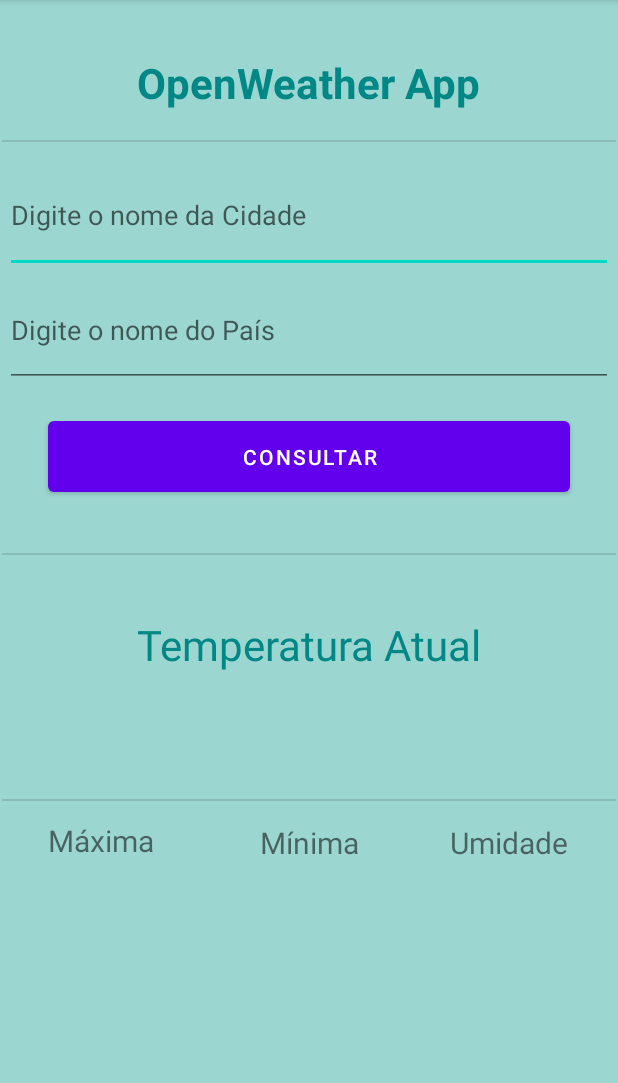
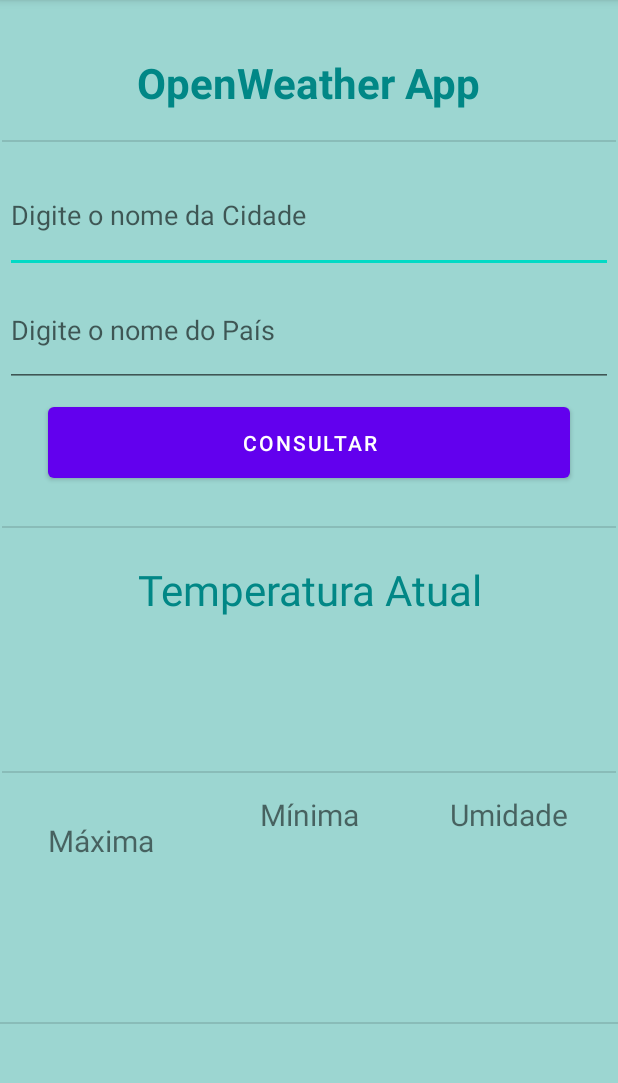
Before and after one commit to luisferraz/AppOpenWeather, an Android app: the screen it shows after launch (MainActivity), on a phone screen of 412 x 824 dp, the part 84-1167 px from its top. Run offline under Robolectric (Android 15) with nearby library versions, the phone set to English and light mode, and no system bars.

Commit message:
Final commit

```diff
--- a/app/src/main/java/br/ufpr/tads/luis/appopenweather/apiweather/RetrofitConfig.java
+++ b/app/src/main/java/br/ufpr/tads/luis/appopenweather/apiweather/RetrofitConfig.java
@@ -5,7 +5,7 @@ import retrofit2.converter.gson.GsonConverterFactory;
 
 public class RetrofitConfig {
     private final Retrofit retrofit;
-    private final String baseURL = "https://api.openweathermap.org/data/2.5/weather/";
+    private final String baseURL = "https://api.openweathermap.org/data/2.5/";
 
     public RetrofitConfig() {
         this.retrofit = new Retrofit.Builder().baseUrl(baseURL).addConverterFactory(GsonConverterFactory.create()).build();
--- a/app/src/main/java/br/ufpr/tads/luis/appopenweather/apiweather/WeatherService.java
+++ b/app/src/main/java/br/ufpr/tads/luis/appopenweather/apiweather/WeatherService.java
@@ -4,10 +4,12 @@ import br.ufpr.tads.luis.appopenweather.model.Weather;
 import retrofit2.Call;
 import retrofit2.http.GET;
 import retrofit2.http.Path;
+import retrofit2.http.Query;
 
 public interface WeatherService {
 
-    @GET("q={cidade},{pais}&appid=720fcb1a8ea100d9aed065dd6715bbca")
-    Call<Weather> getWeather(@Path("cidade") String cidade, @Path("pais") String pais);
+    @GET("weather?appid=720fcb1a8ea100d9aed065dd6715bbca&units=metric")
+    Call<Weather> getWeather(@Query("q") String query);
+//            @Path("cidade") String cidade, @Path("pais") String pais);
 
 }
--- a/app/src/main/res/layout/activity_main.xml
+++ b/app/src/main/res/layout/activity_main.xml
@@ -11,10 +11,10 @@
         android:id="@+id/textViewUmidade"
         android:layout_width="wrap_content"
         android:layout_height="wrap_content"
-        android:layout_marginStart="23dp"
-        android:layout_marginTop="19dp"
+        android:layout_marginTop="16dp"
+        android:layout_marginEnd="50dp"
         android:textSize="18sp"
-        app:layout_constraintStart_toStartOf="@+id/textView6"
+        app:layout_constraintEnd_toEndOf="parent"
         app:layout_constraintTop_toBottomOf="@+id/textView6" />
 
     <TextView
@@ -41,6 +41,7 @@
         android:ems="10"
         android:hint="Digite o nome da Cidade"
         android:inputType="textPersonName"
+        android:selectAllOnFocus="true"
         app:layout_constraintBottom_toTopOf="@+id/editTextPais"
         app:layout_constraintEnd_toEndOf="parent"
         app:layout_constraintStart_toStartOf="parent"
@@ -56,6 +57,7 @@
         android:ems="10"
         android:hint="Digite o nome do País"
         android:inputType="textPersonName"
+        android:selectAllOnFocus="false"
         app:layout_constraintBottom_toBottomOf="parent"
         app:layout_constraintEnd_toEndOf="parent"
         app:layout_constraintStart_toStartOf="parent"
@@ -70,6 +72,7 @@
         android:layout_marginEnd="32dp"
         android:layout_marginBottom="181dp"
         android:onClick="getWeatherData"
+        android:selectAllOnFocus="false"
         android:text="Consultar"
         app:layout_constraintBottom_toBottomOf="@+id/divider6"
         app:layout_constraintEnd_toEndOf="parent"
@@ -97,9 +100,7 @@
         android:layout_marginStart="1dp"
         android:layout_marginTop="85dp"
         android:layout_marginEnd="1dp"
-        android:layout_marginBottom="86dp"
         android:background="?android:attr/listDivider"
-        app:layout_constraintBottom_toTopOf="@+id/textViewTempAtual"
         app:layout_constraintEnd_toEndOf="parent"
         app:layout_constraintStart_toStartOf="parent"
         app:layout_constraintTop_toTopOf="@+id/buttonPesquisar" />
@@ -108,24 +109,26 @@
         android:id="@+id/textView2"
         android:layout_width="wrap_content"
         android:layout_height="wrap_content"
-        android:layout_marginBottom="98dp"
+        android:layout_marginTop="374dp"
         android:text="Temperatura Atual"
+        android:textAlignment="center"
         android:textColor="@color/teal_700"
         android:textSize="28sp"
-        app:layout_constraintBottom_toTopOf="@+id/textView4"
         app:layout_constraintEnd_toEndOf="parent"
-        app:layout_constraintStart_toStartOf="parent" />
+        app:layout_constraintStart_toStartOf="parent"
+        app:layout_constraintTop_toTopOf="parent" />
 
     <TextView
         android:id="@+id/textViewTempAtual"
         android:layout_width="wrap_content"
         android:layout_height="wrap_content"
-        android:layout_marginStart="13dp"
-        android:layout_marginTop="16dp"
+        android:layout_marginStart="204dp"
+        android:layout_marginTop="20dp"
+        android:textAlignment="center"
         android:textColor="@color/design_default_color_primary_variant"
         android:textSize="35sp"
         android:textStyle="bold"
-        app:layout_constraintStart_toStartOf="@+id/textView5"
+        app:layout_constraintStart_toStartOf="parent"
         app:layout_constraintTop_toBottomOf="@+id/textView2" />
 
     <TextView
@@ -165,33 +168,24 @@
         android:id="@+id/textViewMaxima"
         android:layout_width="wrap_content"
         android:layout_height="wrap_content"
-        android:layout_marginStart="23dp"
+        android:layout_marginStart="50dp"
         android:layout_marginTop="19dp"
         android:textSize="18sp"
-        app:layout_constraintStart_toStartOf="@+id/textView4"
+        app:layout_constraintStart_toStartOf="parent"
         app:layout_constraintTop_toBottomOf="@+id/textView4" />
 
     <TextView
         android:id="@+id/textViewMinima"
         android:layout_width="wrap_content"
         android:layout_height="wrap_content"
-        android:layout_marginStart="23dp"
-        android:layout_marginTop="19dp"
+        android:layout_marginStart="50dp"
+        android:layout_marginTop="16dp"
+        android:layout_marginEnd="50dp"
         android:textSize="18sp"
-        app:layout_constraintStart_toStartOf="@+id/textView5"
+        app:layout_constraintEnd_toStartOf="@+id/textViewUmidade"
+        app:layout_constraintHorizontal_bias="0.495"
+        app:layout_constraintStart_toEndOf="@+id/textViewMaxima"
         app:layout_constraintTop_toBottomOf="@+id/textView5" />
-
-    <View
-        android:id="@+id/divider5"
-        android:layout_width="0dp"
-        android:layout_height="1dp"
-        android:layout_marginTop="119dp"
-        android:layout_marginBottom="115dp"
-        android:background="?android:attr/listDivider"
-        app:layout_constraintBottom_toBottomOf="parent"
-        app:layout_constraintEnd_toEndOf="parent"
-        app:layout_constraintStart_toStartOf="parent"
-        app:layout_constraintTop_toBottomOf="@+id/divider6" />
 
     <View
         android:id="@+id/divider6"
@@ -207,4 +201,14 @@
         app:layout_constraintStart_toStartOf="parent"
         app:layout_constraintTop_toBottomOf="@+id/textView2" />
 
+    <View
+        android:id="@+id/divider"
+        android:layout_width="0dp"
+        android:layout_height="1dp"
+        android:layout_marginTop="84dp"
+        android:background="?android:attr/listDivider"
+        app:layout_constraintEnd_toEndOf="parent"
+        app:layout_constraintStart_toStartOf="parent"
+        app:layout_constraintTop_toBottomOf="@+id/textViewMinima" />
+
 </androidx.constraintlayout.widget.ConstraintLayout>
```
Also changed, not shown: app/src/main/java/br/ufpr/tads/luis/appopenweather/MainActivity.java (+27 -4 lines), app/src/main/java/br/ufpr/tads/luis/appopenweather/model/Clouds.java (added, +21 -0 lines), app/src/main/java/br/ufpr/tads/luis/appopenweather/model/Coord.java (added, +32 -0 lines), app/src/main/java/br/ufpr/tads/luis/appopenweather/model/Main.java (added, +76 -0 lines), app/src/main/java/br/ufpr/tads/luis/appopenweather/model/Rain.java (added, +21 -0 lines), app/src/main/java/br/ufpr/tads/luis/appopenweather/model/Sys.java (added, +65 -0 lines), app/src/main/java/br/ufpr/tads/luis/appopenweather/model/Weather.java (+131 -48 lines), app/src/main/java/br/ufpr/tads/luis/appopenweather/model/Weather__1.java (added, +54 -0 lines), app/src/main/java/br/ufpr/tads/luis/appopenweather/model/Wind.java (added, +32 -0 lines).
